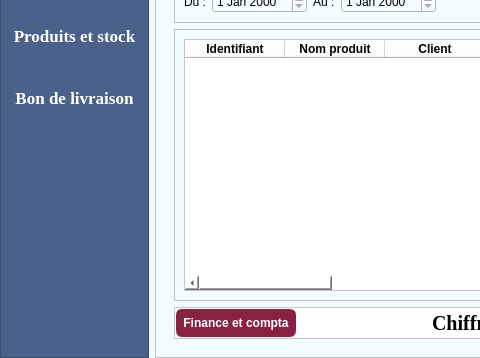
Above: app.ui from Totelof10/tsena before the change; both pictures show x 0 to 480 and y 107 to 465 of the 613 by 465 pixel window. Below: the same form after it.
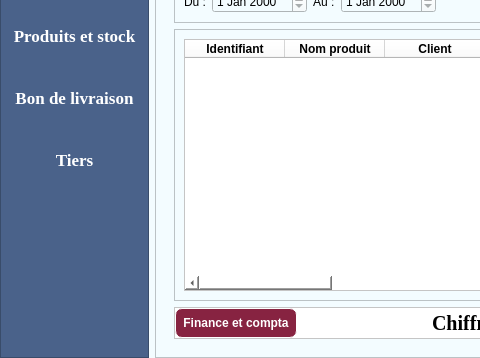
That is the form after the change. The open tabs and pages were chosen to show the change. Icons and pictures are not drawn.

```diff
--- a/app.ui
+++ b/app.ui
@@ -137,6 +137,20 @@
         </property>
        </widget>
       </item>
+      <item>
+       <widget class="QPushButton" name="btnTiers">
+        <property name="font">
+         <font>
+          <family>Times New Roman</family>
+          <pointsize>13</pointsize>
+          <bold>true</bold>
+         </font>
+        </property>
+        <property name="text">
+         <string>Tiers</string>
+        </property>
+       </widget>
+      </item>
       <item>
        <spacer name="verticalSpacer">
         <property name="orientation">
```
Left out of the diff: 2 changed lines with no effect on the pictures.
